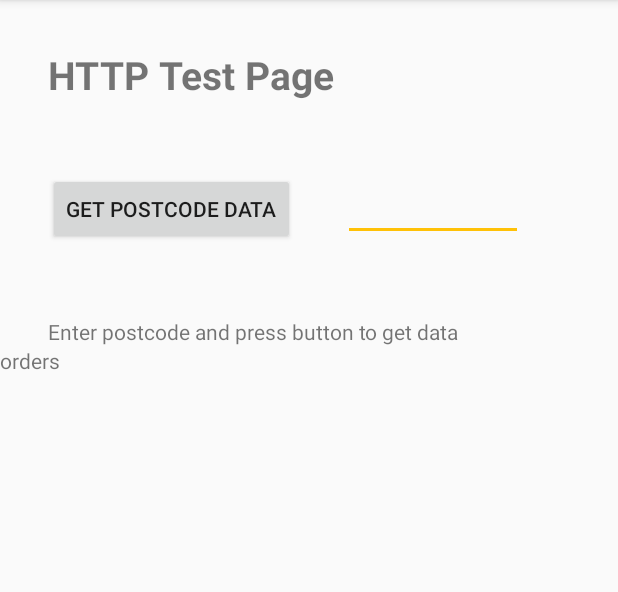
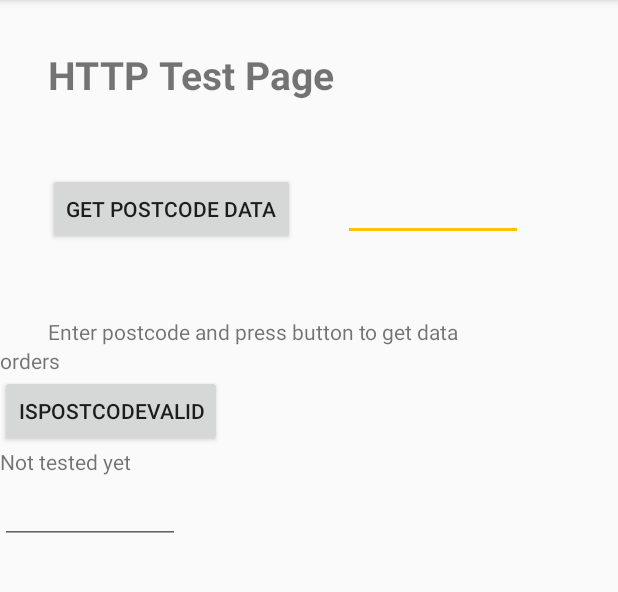
Before and after one commit to nati-m/debris, an Android app: the HTTPTestActivity screen opened directly, with no data from a screen before it, on a phone screen of 412 x 824 dp, the part 84-676 px from its top. Run offline under Robolectric (Android 15) with nearby library versions, the phone set to English and light mode, and no system bars; our stand-ins replace Firebase (no records; nobody signed in at launch, a user with empty details on screens opened directly); 1 statement that could not run was skipped.

Commit message:
beginnings of isPostcodeValid

```diff
--- a/app/src/main/res/layout/activity_http_test.xml
+++ b/app/src/main/res/layout/activity_http_test.xml
@@ -58,4 +58,22 @@
         android:layout_height="wrap_content"
         android:text="orders"/>
 
+    <Button
+        android:id="@+id/isItValidHTTPTestButton"
+        android:layout_width="wrap_content"
+        android:layout_height="wrap_content"
+        android:text="isPostcodeValid"
+    />
+
+    <TextView
+        android:id="@+id/isItValidHTTPTestTextView"
+        android:layout_width="wrap_content"
+        android:layout_height="wrap_content"
+        android:text="Not tested yet"/>
+
+    <EditText
+        android:id="@+id/isItValidHTTPTestEditText"
+        android:layout_width="120dp"
+        android:layout_height="wrap_content" />
+
 </LinearLayout>
--- a/app/src/main/res/layout/content_front_page_logged_in.xml
+++ b/app/src/main/res/layout/content_front_page_logged_in.xml
@@ -137,7 +137,6 @@
             />
 
         <Button
-            android:visibility="gone"
             android:layout_width="wrap_content"
             android:layout_height="wrap_content"
             android:text="TEMP"
```
Also changed, not shown: app/src/main/java/com/example/android/debris1_1/DebrisJSONHandler.java (+24 -6 lines), app/src/main/java/com/example/android/debris1_1/FrontPageLoggedInActivity.java (+10 -8 lines), app/src/main/java/com/example/android/debris1_1/HTTPTestActivity.java (+98 -0 lines).
